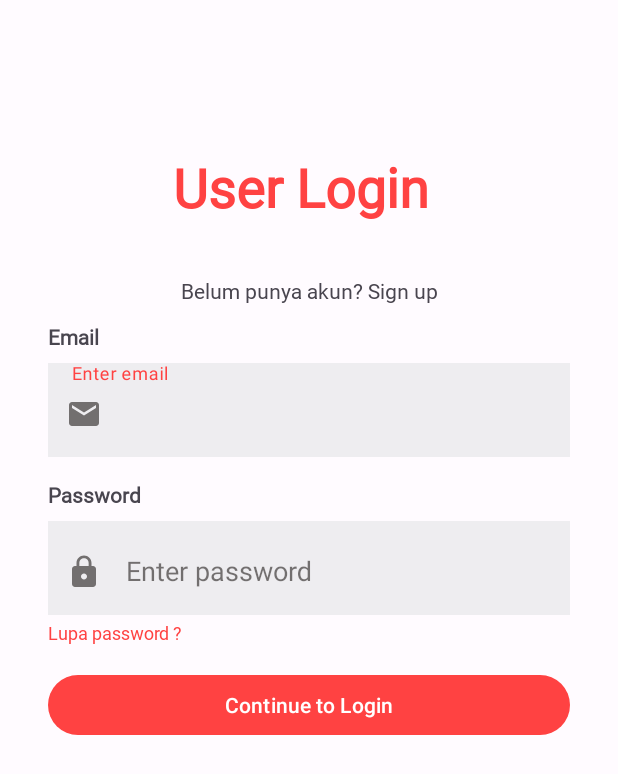
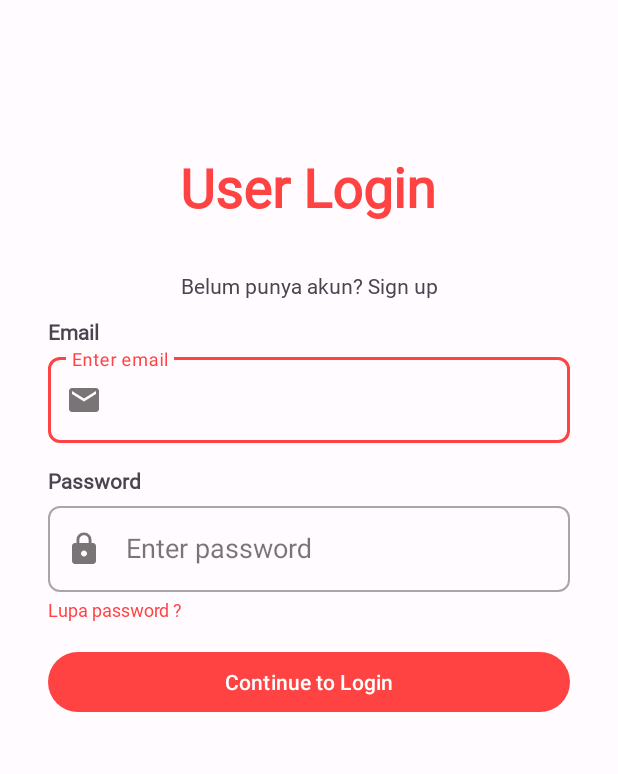
Before and after one commit to Bangkit-Capstone-C23-PS338/modul-MD, an Android app: the screen it shows after launch (LoginActivity), after a tap on "Continue to Login", on a phone screen of 412 x 824 dp. Shown: the top 774 px of the screen. Run offline under Robolectric (Android 15) with nearby library versions, the phone set to English and light mode, and no system bars.

Commit message:
login fox with raw data json

```diff
--- /dev/null
+++ b/app/src/main/java/com/example/promosee/model/remote/request/LoginRequest.kt
@@ -0,0 +1,10 @@
+package com.example.promosee.model.remote.request
+
+import com.google.gson.annotations.SerializedName
+
+data class User(
+    @SerializedName("username")
+    val username: String,
+    @SerializedName("password")
+    val password: String
+)
--- a/app/src/main/java/com/example/promosee/model/remote/retrofit/ApiService.kt
+++ b/app/src/main/java/com/example/promosee/model/remote/retrofit/ApiService.kt
@@ -1,14 +1,18 @@
 package com.example.promosee.model.remote.retrofit
 
 import com.example.promosee.model.remote.reponse.LoginResponse
+import com.example.promosee.model.remote.request.User
+import com.google.gson.annotations.SerializedName
+import retrofit2.http.Body
 import retrofit2.http.Field
 import retrofit2.http.FormUrlEncoded
 import retrofit2.http.POST
 import retrofit2.http.Query
 
+
+
 interface ApiService {
 
-//    @FormUrlEncoded
 //    @POST("login")
 //    suspend fun userLogin(
 //        @Field("username") username: String,
@@ -16,10 +20,13 @@ interface ApiService {
 //    ) : LoginResponse
 
     @POST("login")
-    suspend fun userLogin(
-        @Query("username") username: String,
-        @Query("password") password: String
-    ) : LoginResponse
+    suspend fun userLogin(@Body user: User): LoginResponse
+
+//    @POST("login")
+//    suspend fun userLogin(
+//        @Query("username") username: String,
+//        @Query("password") password: String
+//    ) : LoginResponse
 
     @POST("register/businessowner")
     suspend fun companyRegister(
--- a/app/src/main/java/com/example/promosee/model/repository/AuthRepository.kt
+++ b/app/src/main/java/com/example/promosee/model/repository/AuthRepository.kt
@@ -7,8 +7,10 @@ import com.example.promosee.model.Result
 import com.example.promosee.model.local.preference.UserModel
 import com.example.promosee.model.local.preference.UserPreference
 import com.example.promosee.model.remote.reponse.LoginResponse
+import com.example.promosee.model.remote.request.User
 import com.example.promosee.model.remote.retrofit.ApiConfig
 import com.example.promosee.model.remote.retrofit.ApiService
+import com.google.gson.annotations.SerializedName
 
 class AuthRepository(
     private val apiService: ApiService, private val pref: UserPreference
@@ -17,7 +19,8 @@ class AuthRepository(
     fun login(username: String, password: String) : LiveData<Result<LoginResponse>> = liveData {
         emit(Result.Loading)
         try{
-            val response = apiService.userLogin(username,password)
+            val user = User(username = username, password)
+            val response = apiService.userLogin(user)
             if(response == null){
                 emit(Result.Error("Login gagal"))
             }else{
--- a/app/src/main/res/layout/activity_login.xml
+++ b/app/src/main/res/layout/activity_login.xml
@@ -27,8 +27,8 @@
         android:layout_height="wrap_content"
         android:layout_marginTop="100dp"
         android:fontFamily="@font/josefinsans_bold"
-        android:gravity="center"
-        android:text="User Login "
+        android:gravity="center_horizontal"
+        android:text="@string/userLogin"
         android:textColor="@color/seed"
         android:textSize="36sp"
         android:textStyle="bold"
@@ -41,7 +41,7 @@
         android:id="@+id/noaccount"
         android:layout_width="wrap_content"
         android:layout_height="wrap_content"
-        android:layout_marginTop="35dp"
+        android:layout_marginTop="32dp"
         android:fontFamily="@font/josefinsans_medium"
         android:gravity="center"
         android:text="@string/no_acc"
@@ -67,9 +67,8 @@
         android:layout_width="0dp"
         android:layout_height="wrap_content"
         android:layout_marginStart="32dp"
-        android:layout_marginTop="8dp"
+        android:layout_marginTop="2dp"
         android:layout_marginEnd="32dp"
-        android:background="@color/grayish"
         app:boxCornerRadiusBottomEnd="8dp"
         app:boxCornerRadiusBottomStart="8dp"
         app:boxCornerRadiusTopEnd="8dp"
@@ -85,7 +84,6 @@
             style="@style/Widget.AppCompat.EditText"
             android:layout_width="match_parent"
             android:layout_height="57dp"
-            android:background="@color/grayish"
             android:ems="10"
             android:hint="@string/emailhint"
             android:inputType="textEmailAddress"
@@ -113,9 +111,8 @@
         android:layout_width="0dp"
         android:layout_height="wrap_content"
         android:layout_marginStart="32dp"
-        android:layout_marginTop="8dp"
+        android:layout_marginTop="2dp"
         android:layout_marginEnd="32dp"
-        android:background="@color/grayish"
         app:boxCornerRadiusBottomEnd="8dp"
         app:boxCornerRadiusBottomStart="8dp"
         app:boxCornerRadiusTopEnd="8dp"
@@ -131,7 +128,6 @@
             style="@style/Widget.AppCompat.EditText"
             android:layout_width="match_parent"
             android:layout_height="57dp"
-            android:background="@color/grayish"
             android:ems="10"
             android:hint="@string/passwordhint"
             android:inputType="textPassword"
--- a/app/src/main/res/values/strings.xml
+++ b/app/src/main/res/values/strings.xml
@@ -35,4 +35,5 @@
     <string name="technology">Technology</string>
     <string name="choose_categories">Choose Categories</string>
     <string name="influencer_register">Influencer Register</string>
+    <string name="userLogin">User Login</string>
 </resources>
```
